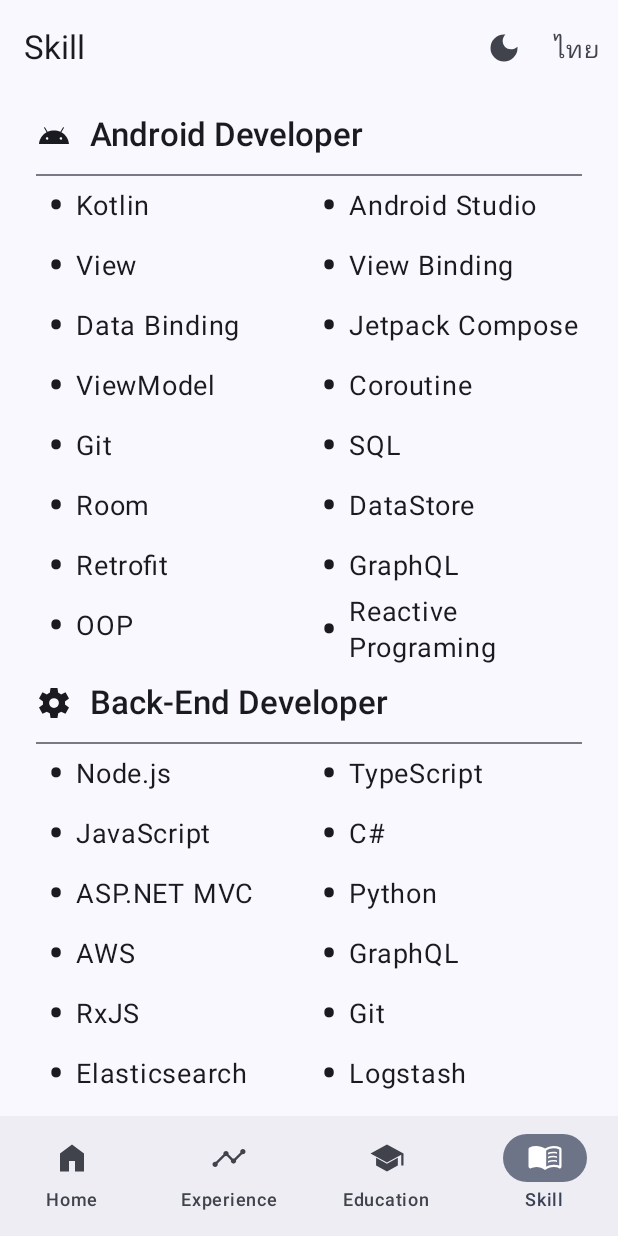
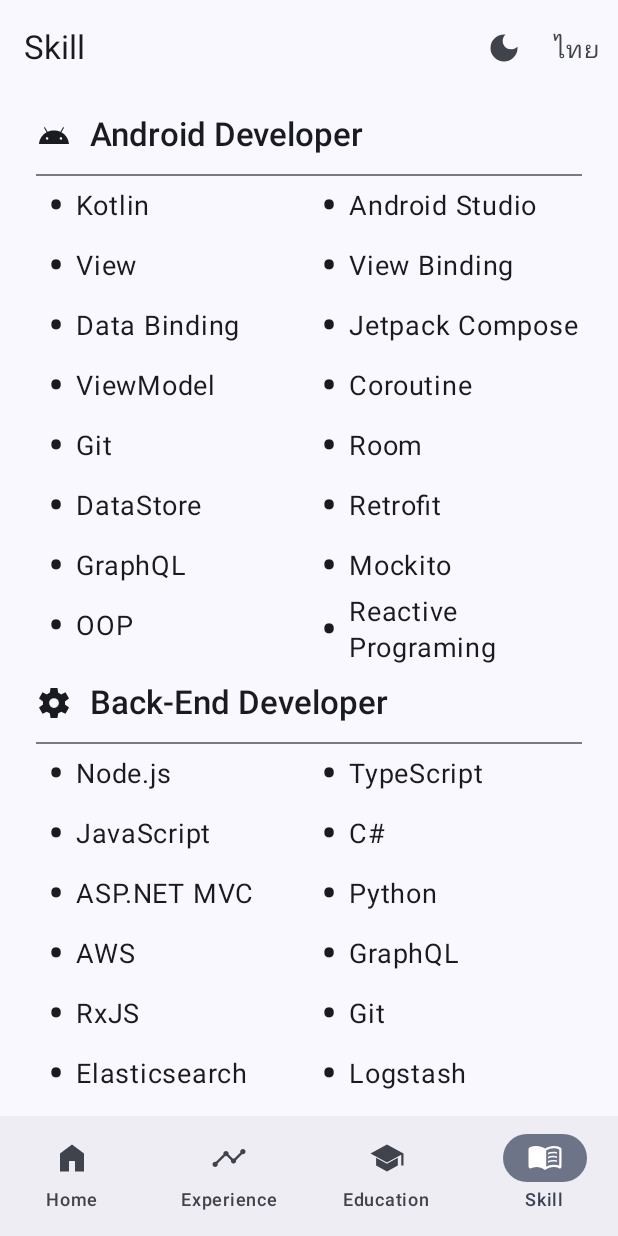
Before and after one commit to chanchai134/resume-android, an Android app built with Jetpack Compose: the SkillScreen screen opened through its navigation route, on a phone screen of 412 x 824 dp. Run offline under Robolectric (Android 15) with nearby library versions, the phone set to English and light mode, and no system bars; our stand-ins replace Dagger/Hilt's generated code, constraintlayout-compose.

Commit message:
add mockito skill

```diff
--- a/app/src/main/java/chanchai134/resume/ui/SkillScreen.kt
+++ b/app/src/main/java/chanchai134/resume/ui/SkillScreen.kt
@@ -50,11 +50,11 @@
             R.string.view_model,
             R.string.coroutine,
             R.string.git,
-            R.string.sql,
             R.string.room,
             R.string.data_store,
             R.string.retrofit,
             R.string.graph_ql,
+            R.string.mockito,
             R.string.oop,
             R.string.reactive_programing
         ))
--- a/app/src/main/res/values/strings.xml
+++ b/app/src/main/res/values/strings.xml
@@ -57,6 +57,7 @@
     <string name="room" translatable="false">Room</string>
     <string name="data_store" translatable="false">DataStore</string>
     <string name="retrofit" translatable="false">Retrofit</string>
+    <string name="mockito" translatable="false">Mockito</string>
     <string name="back_end_eveloper">Back-End Developer</string>
     <string name="android">Android Developer</string>
 </resources>
```
